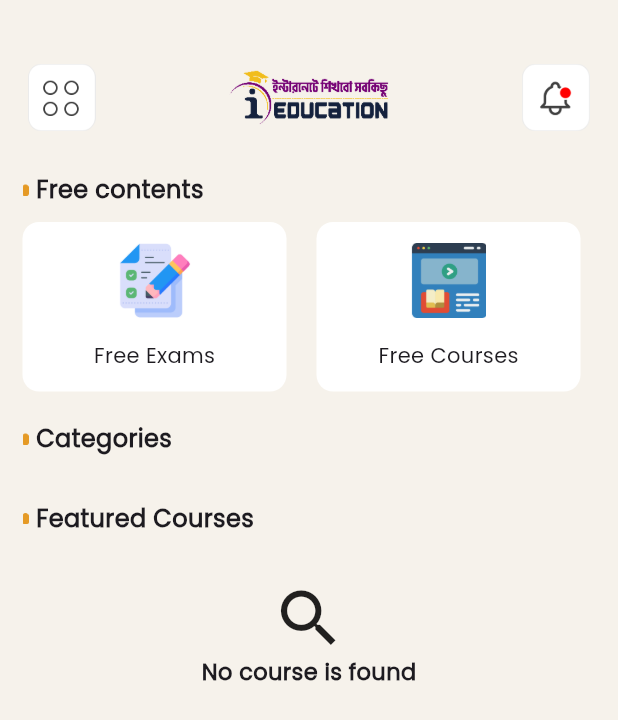
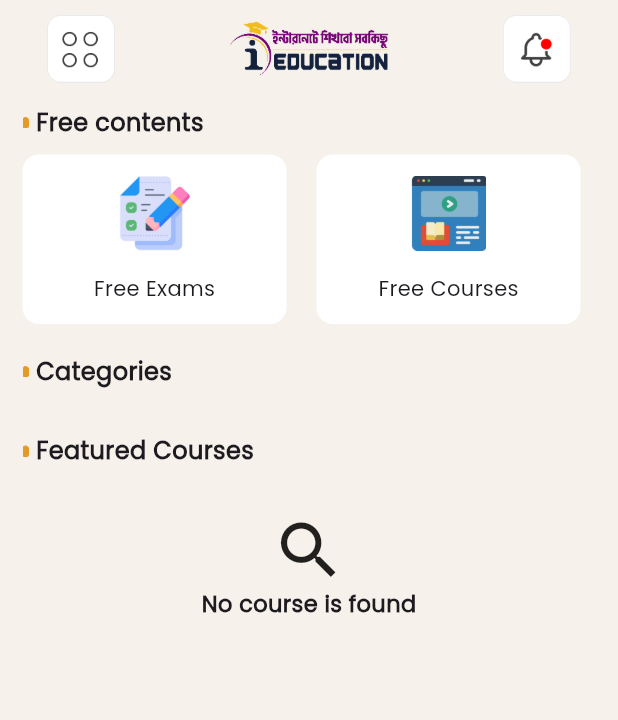
Before and after one commit to nextive-rahim/iEducation-new, a Flutter app: the HomePage screen opened directly, on a phone screen of 412 x 824 dp. Shown: the top 720 px of the screen. Run offline on Flutter 3.47's test engine with Material 3 defaults, Android fonts, the phone set to English and light mode, and no system bars; our stand-ins replace cached_network_image, dio, equatable, flutter_countdown_timer, flutter_widget_from_html, get and 7 more; missing offline and left inert: flutter_pdfview, flutter_sslcommerz; accounts and stored records are empty; network calls fail.

Commit message:
refactor : Refactor home page app bar desing

```diff
--- a/lib/pages/home/view/home_page.dart
+++ b/lib/pages/home/view/home_page.dart
@@ -56,24 +56,22 @@ class _HomePageState extends State<HomePage> {
 
   @override
   Widget build(BuildContext context) {
-    double responsiveHeight = MediaQuery.of(context).size.height;
     return Scaffold(
       backgroundColor: CustomColors.pageBackground,
       drawer: const GetDrawer(),
+      appBar: getAppHeader(),
       key: scaffoldKey,
       body: SingleChildScrollView(
         child: Column(
           crossAxisAlignment: CrossAxisAlignment.start,
           children: [
-            getAppHeader(),
             const SizedBox(height: 5),
             Container(
-              height: responsiveHeight,
               padding: const EdgeInsets.only(
                 left: 15,
                 right: 15,
+                bottom: 10,
               ),
-              color: CustomColors.bodyBackground,
               child: RefreshIndicator(
                 onRefresh: controller.onRefresh,
                 child: SingleChildScrollView(
@@ -94,12 +92,14 @@ class _HomePageState extends State<HomePage> {
     );
   }
 
-  Widget getAppHeader() {
-    return Container(
-      color: CustomColors.pageBackground,
-      child: Padding(
-        padding: const EdgeInsets.only(top: 40),
-        child: Row(
+  AppBar getAppHeader() {
+    return AppBar(
+      leadingWidth: 0,
+      automaticallyImplyLeading: false,
+      backgroundColor: CustomColors.pageBackground,
+      elevation: 0,
+      toolbarHeight: 65,
+      title: Row(
         mainAxisAlignment: MainAxisAlignment.spaceBetween,
         children: [
           Expanded(
@@ -153,7 +153,6 @@ class _HomePageState extends State<HomePage> {
           ),
         ],
       ),
-      ),
     );
   }
 
@@ -191,9 +190,6 @@ class _HomePageState extends State<HomePage> {
   Widget getFreeContents() {
     return Column(
       children: [
-        const SizedBox(
-          height: 20,
-        ),
         leftAlignTitle('Free contents'),
         const SizedBox(height: 10),
         Row(
@@ -406,7 +402,7 @@ class _HomePageState extends State<HomePage> {
 
           return ListView.builder(
             physics: const NeverScrollableScrollPhysics(),
-            padding: const EdgeInsets.only(bottom: 190),
+            padding: EdgeInsets.zero,
             itemBuilder: (context, index) {
               return GestureDetector(
                 onTap: () {
```
Lines whose indentation alone changed are shown as unchanged.
